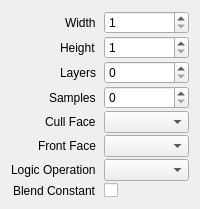
The window that src/session/TargetProperties.ui (houmain/gpupad) describes before a commit, drawn with Qt 5.
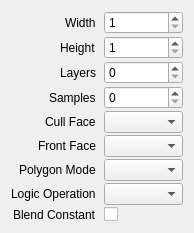
The same window after the commit. Custom widgets are drawn as their Qt base class.

Commit message: Added Target polygon mode

What changed in the file:
```diff
--- a/src/session/TargetProperties.ui
+++ b/src/session/TargetProperties.ui
@@ -2,6 +2,14 @@
 <ui version="4.0">
  <class>TargetProperties</class>
  <widget class="QWidget" name="TargetProperties">
+  <property name="geometry">
+   <rect>
+    <x>0</x>
+    <y>0</y>
+    <width>194</width>
+    <height>209</height>
+   </rect>
+  </property>
   <layout class="QVBoxLayout" name="verticalLayout">
    <item>
     <layout class="QFormLayout" name="formLayout">
@@ -46,24 +54,24 @@
      <item row="5" column="1">
       <widget class="DataComboBox" name="frontFace"/>
      </item>
-     <item row="6" column="0">
+     <item row="7" column="0">
       <widget class="QLabel" name="labelLogicOperation">
        <property name="text">
         <string>Logic Operation</string>
        </property>
       </widget>
      </item>
-     <item row="6" column="1">
+     <item row="7" column="1">
       <widget class="DataComboBox" name="logicOperation"/>
      </item>
-     <item row="7" column="0">
+     <item row="8" column="0">
       <widget class="QLabel" name="labelBlendConstant">
        <property name="text">
         <string>Blend Constant</string>
        </property>
       </widget>
      </item>
-     <item row="7" column="1">
+     <item row="8" column="1">
       <widget class="ColorPicker" name="blendConstant"/>
      </item>
      <item row="0" column="0">
@@ -128,6 +136,16 @@
        </property>
       </widget>
      </item>
+     <item row="6" column="0">
+      <widget class="QLabel" name="labelPolygonMode">
+       <property name="text">
+        <string>Polygon Mode</string>
+       </property>
+      </widget>
+     </item>
+     <item row="6" column="1">
+      <widget class="DataComboBox" name="polygonMode"/>
+     </item>
     </layout>
    </item>
   </layout>
```
Left out of the diff: 11 changed lines with no effect on the pictures. The commit also changes 7 other files.
